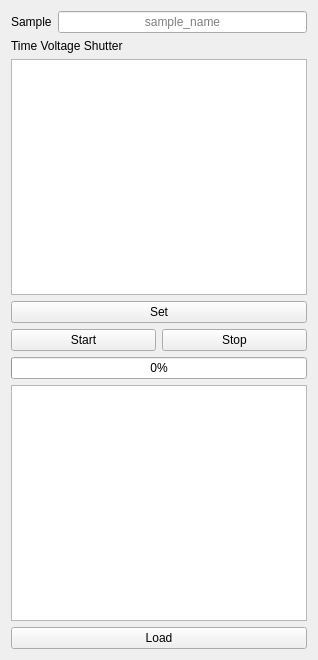
This is ui/TimeControl.ui in xsoton/dsr as Qt 5 draws it before an edit. The edited form follows.
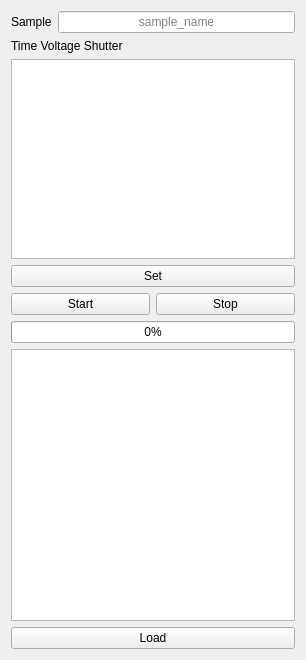
This is the edited form.

Diff of the .ui file:
```diff
--- a/ui/TimeControl.ui
+++ b/ui/TimeControl.ui
@@ -6,7 +6,7 @@
    <rect>
     <x>0</x>
     <y>0</y>
-    <width>318</width>
+    <width>306</width>
     <height>660</height>
    </rect>
   </property>
@@ -18,7 +18,7 @@
   </property>
   <property name="maximumSize">
    <size>
-    <width>2000</width>
+    <width>1000</width>
     <height>16777215</height>
    </size>
   </property>
@@ -67,6 +67,12 @@
        <height>100</height>
       </size>
      </property>
+     <property name="maximumSize">
+      <size>
+       <width>16777215</width>
+       <height>200</height>
+      </size>
+     </property>
     </widget>
    </item>
    <item row="3" column="0" colspan="2">
@@ -122,7 +128,14 @@
     </widget>
    </item>
    <item row="5" column="0" colspan="2">
-    <widget class="QTableWidget" name="tableview_time"/>
+    <widget class="QTableWidget" name="tableview_time">
+     <property name="maximumSize">
+      <size>
+       <width>300</width>
+       <height>16777215</height>
+      </size>
+     </property>
+    </widget>
    </item>
    <item row="6" column="0" colspan="2">
     <widget class="QPushButton" name="button_load">
```
